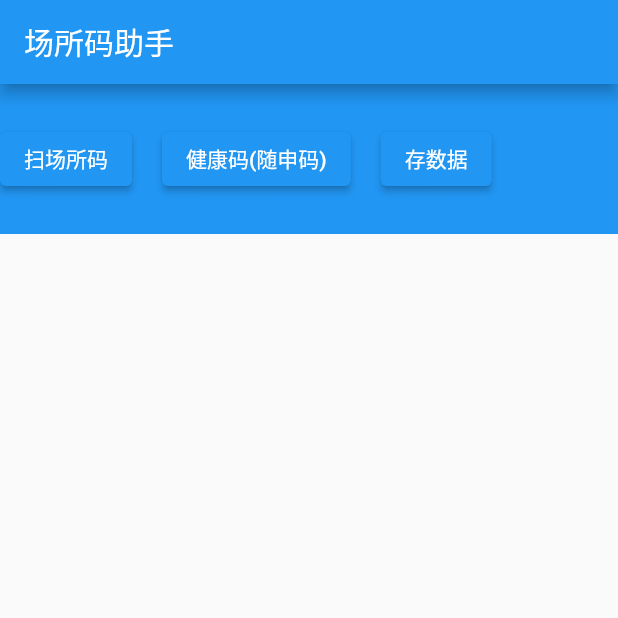
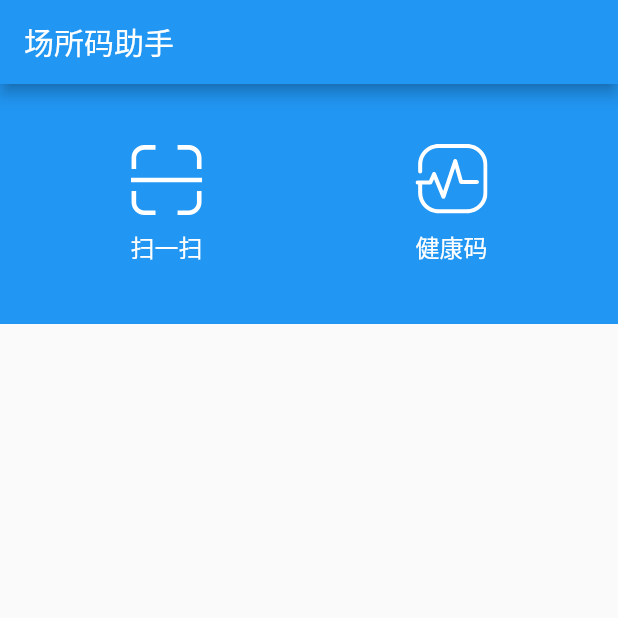
Before and after one commit to VomPom/easy_place_code, a Flutter app: the screen it shows after launch, on a phone screen of 412 x 824 dp, the top half of it. Run offline on Flutter 3.47's test engine with Material 2 defaults, Android fonts, the phone set to English and light mode, and no system bars; our stand-ins replace flutter_svg, sqflite; missing offline and left inert: dart:ffi, flutter_easy_permission, flutter_scankit; accounts and stored records are empty.

Commit message:
update ui and add text edit.

```diff
--- a/lib/main.dart
+++ b/lib/main.dart
@@ -9,7 +9,7 @@ import 'package:flutter/services.dart';
 import 'package:flutter_easy_permission/constants.dart';
 import 'package:flutter_easy_permission/easy_permissions.dart';
 import 'package:flutter_scankit/flutter_scankit.dart';
-
+import 'package:flutter_svg/flutter_svg.dart';
 import 'package:url_launcher/url_launcher.dart';
 
 import 'components/place_item.dart';
@@ -117,14 +117,15 @@ class HomeState extends State<Home> {
             children: [
               Container(
                 width: MediaQuery.of(context).size.width,
-                height: 100,
+                height: 160,
+                padding: const EdgeInsets.symmetric(horizontal: 16),
                 decoration: const BoxDecoration(color: Colors.blue),
                 child: Row(
                   mainAxisSize: MainAxisSize.min,
+                  mainAxisAlignment: MainAxisAlignment.spaceAround,
                   children: [
-                    ElevatedButton(
-                      child: const Text("扫场所码"),
-                      onPressed: () async {
+                    GestureDetector(
+                      onTap: () async {
                         isCustom = false;
                         if (!await FlutterEasyPermission.has(
                             perms: _permissions,
@@ -136,13 +137,25 @@ class HomeState extends State<Home> {
                           startScan();
                         }
                       },
+                      child: Column(
+                        mainAxisAlignment: MainAxisAlignment.center,
+                        children: [
+                          SvgPicture.asset(
+                            "lib/assets/scan.svg",
+                            color: Colors.white,
+                            height: 48,
+                            width: 48,
+                          ),
+                          const SizedBox(height: 8),
+                          const Text(
+                            '扫一扫',
+                            style: TextStyle(color: Colors.white, fontSize: 16),
+                          )
+                        ],
+                      ),
                     ),
-                    const SizedBox(
-                      width: 20,
-                    ),
-                    ElevatedButton(
-                      child: const Text("健康码(随申码)"),
-                      onPressed: () async {
+                    GestureDetector(
+                      onTap: () async {
                         isCustom = true;
                         if (!await FlutterEasyPermission.has(
                             perms: _permissions,
@@ -155,32 +168,82 @@ class HomeState extends State<Home> {
                               'http://qrcode.sh.gov.cn/enterprise/scene');
                         }
                       },
-                    ),
-                    const SizedBox(
-                      width: 20,
-                    ),
-                    ElevatedButton(
-                        child: const Text("存数据"),
-                        onPressed: () async {
-                          QRCode qrCode = QRCode(
-                              id: DateTime.now().hashCode,
-                              description: "汤臣",
-                              qrCodeResult: "qrcode",
-                              createdTime: DateTime.now());
-                          QrCodeDatabase.instance.create(qrCode);
-                          QrCodeDatabase.instance
-                              .readAllQRCode()
-                              .then((value) => value.forEach((element) {
-                                    print(
-                                        '--julis  QrCodeDatabase.instance.readAllQRCode():${element.toJson()}');
-                                  }));
-                        })
+                      child: Column(
+                        mainAxisAlignment: MainAxisAlignment.center,
+                        children: [
+                          SvgPicture.asset(
+                            "lib/assets/health.svg",
+                            color: Colors.white,
+                            height: 48,
+                            width: 48,
+                          ),
+                          const SizedBox(height: 8),
+                          const Text(
+                            '健康码',
+                            style: TextStyle(color: Colors.white, fontSize: 16),
+                          )
+                        ],
+                      ),
+                    )
+                    // ElevatedButton(
+                    //   child: const Text("扫场所码"),
+                    //   onPressed: () async {
+                    //     isCustom = false;
+                    //     if (!await FlutterEasyPermission.has(
+                    //         perms: _permissions,
+                    //         permsGroup: _permissionGroup)) {
+                    //       FlutterEasyPermission.request(
+                    //           perms: _permissions,
+                    //           permsGroup: _permissionGroup);
+                    //     } else {
+                    //       startScan();
+                    //     }
+                    //   },
+                    // ),
+                    // const SizedBox(
+                    //   width: 20,
+                    // ),
+                    // ElevatedButton(
+                    //   child: const Text("健康码(随申码)"),
+                    //   onPressed: () async {
+                    //     isCustom = true;
+                    //     if (!await FlutterEasyPermission.has(
+                    //         perms: _permissions,
+                    //         permsGroup: _permissionGroup)) {
+                    //       FlutterEasyPermission.request(
+                    //           perms: _permissions,
+                    //           permsGroup: _permissionGroup);
+                    //     } else {
+                    //       _openAliPay(
+                    //           'http://qrcode.sh.gov.cn/enterprise/scene');
+                    //     }
+                    //   },
+                    // ),
+                    // const SizedBox(
+                    //   width: 20,
+                    // ),
+                    // ElevatedButton(
+                    //     child: const Text("存数据"),
+                    //     onPressed: () async {
+                    //       QRCode qrCode = QRCode(
+                    //           id: DateTime.now().hashCode,
+                    //           description: "汤臣",
+                    //           qrCodeResult: "qrcode",
+                    //           createdTime: DateTime.now());
+                    //       QrCodeDatabase.instance.create(qrCode);
+                    //       QrCodeDatabase.instance
+                    //           .readAllQRCode()
+                    //           .then((value) => value.forEach((element) {
+                    //                 print(
+                    //                     '--julis  QrCodeDatabase.instance.readAllQRCode():${element.toJson()}');
+                    //               }));
+                    //     })
                   ],
                 ),
               ),
               Container(
                   height: double.infinity,
-                  margin: const EdgeInsets.only(top: 100),
+                  margin: const EdgeInsets.only(top: 160),
                   padding: const EdgeInsets.only(top: 8),
                   decoration: const BoxDecoration(
                     color: Colors.white,
--- a/pubspec.yaml
+++ b/pubspec.yaml
@@ -49,6 +49,7 @@ dev_dependencies:
   flutter_scankit: ^1.2.4
   flutter_easy_permission: ^1.1.2
   sqflite: ^2.0.2+1
+  flutter_svg: ^1.1.1
 
 # For information on the generic Dart part of this file, see the
 # following page: https://dart.dev/tools/pub/pubspec
@@ -91,3 +92,5 @@ flutter:
   #
   # For details regarding fonts from package dependencies,
   # see https://flutter.dev/custom-fonts/#from-packages
+  assets:
+    - lib/assets/
```
Also changed, not shown: lib/components/place_item.dart (+24 -6 lines), lib/assets/health.svg (added), lib/assets/scan.svg (added), 1 other file.
